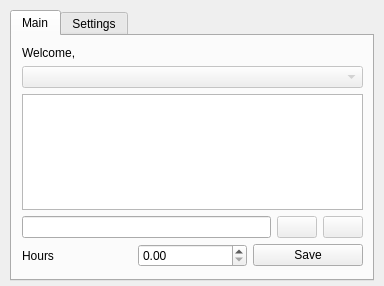
Before: the Qt Designer form Widget/TimeTracker/mainwidget.ui in inspira/timely, drawn with Qt 5.
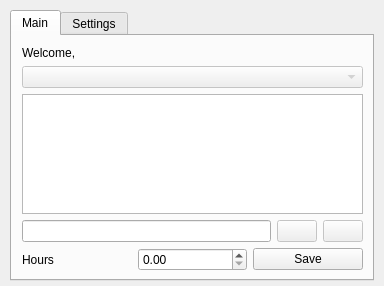
After: the same form once the commit is applied. The open tabs and pages were chosen to show the change. Icons and pictures are not drawn.

The edit to the form file:
```diff
--- a/Widget/TimeTracker/mainwidget.ui
+++ b/Widget/TimeTracker/mainwidget.ui
@@ -57,7 +57,7 @@
        <x>10</x>
        <y>10</y>
        <width>341</width>
-       <height>221</height>
+       <height>225</height>
       </rect>
      </property>
      <layout class="QVBoxLayout" name="verticalLayout">
```
Left out of the diff: 4 changed lines with no effect on the pictures.
